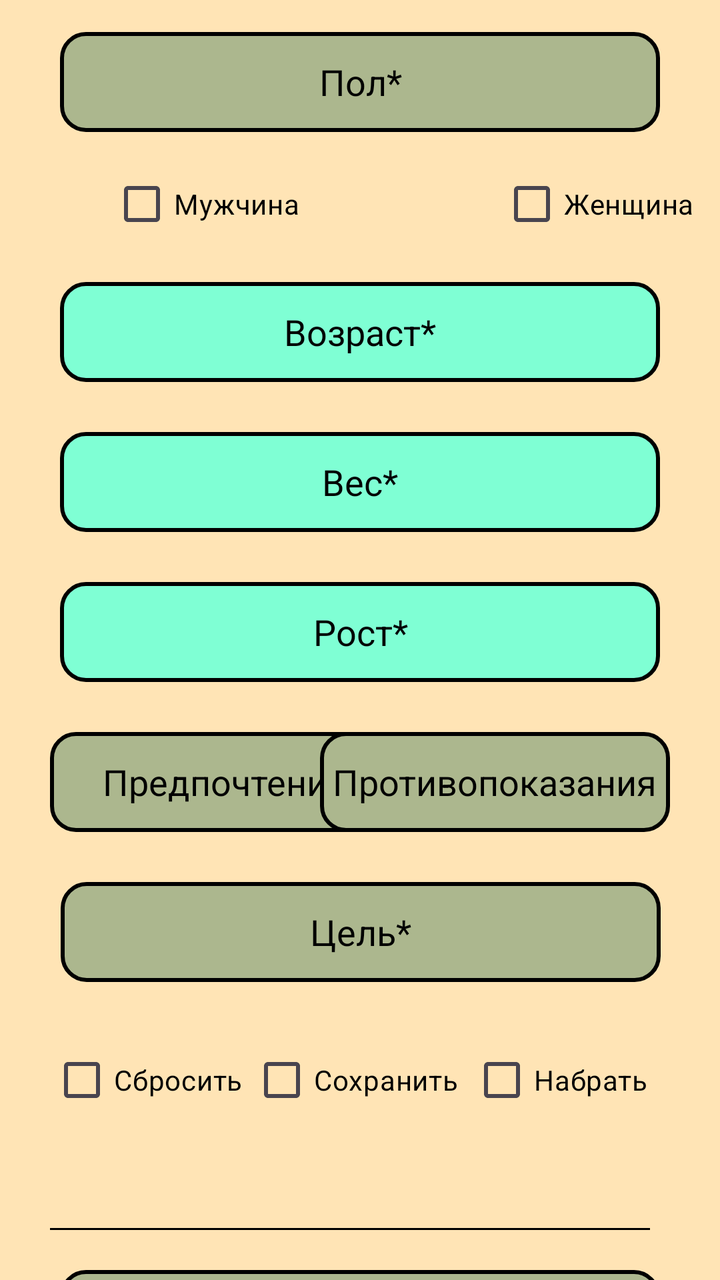
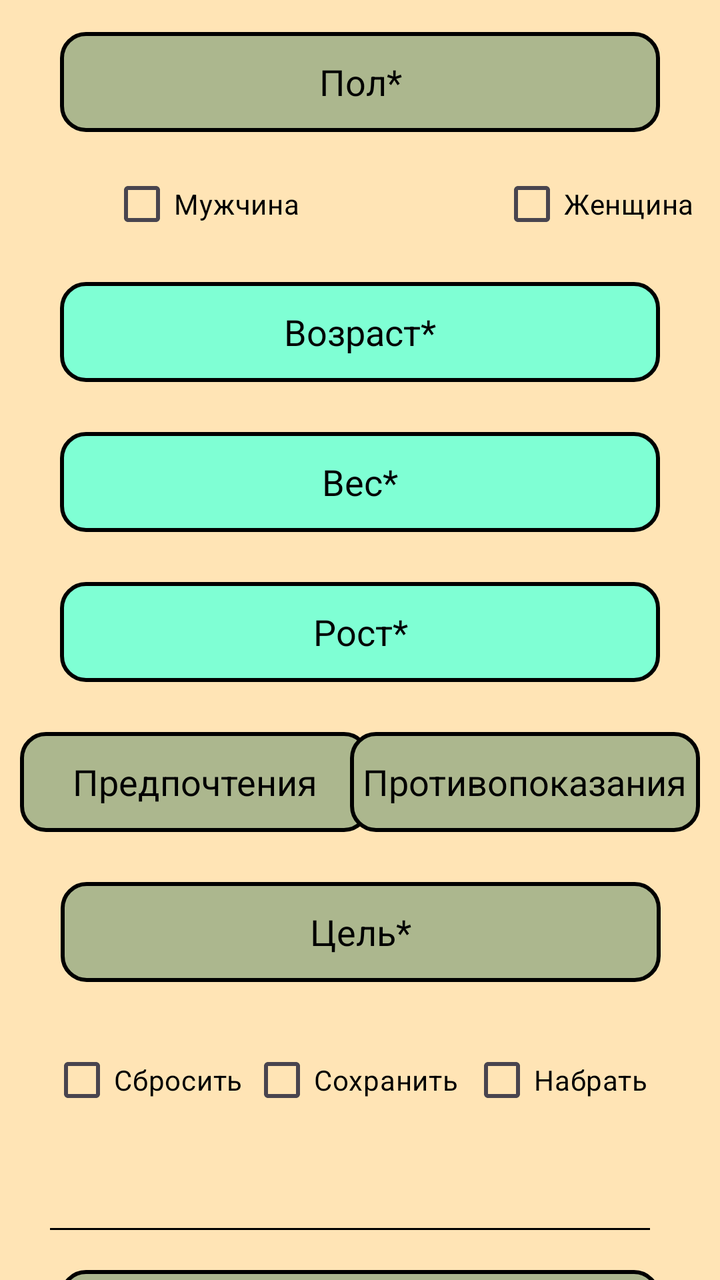

Before-and-after screenshots of an Android layout around one commit, followed by the original layout XML and the change that was made.
<!-- AndroidManifest.xml: application theme Theme.Chat_BOT -->
<!-- res/layout/activity_user_fields.xml -->
<?xml version="1.0" encoding="utf-8"?>
<androidx.constraintlayout.widget.ConstraintLayout xmlns:android="http://schemas.android.com/apk/res/android"
    xmlns:app="http://schemas.android.com/apk/res-auto"
    xmlns:tools="http://schemas.android.com/tools"

    android:layout_width="match_parent"
    android:layout_height="match_parent"
    android:background="#FFE4B5">


    <View
        android:id="@+id/view0"
        android:layout_width="300dp"
        android:layout_height="1dp"
        android:layout_marginTop="50dp"
        android:background="@android:color/black"
        app:layout_constraintEnd_toEndOf="parent"
        app:layout_constraintHorizontal_bias="0.414"
        app:layout_constraintStart_toStartOf="parent"
        app:layout_constraintTop_toBottomOf="@+id/purpose_plus" />

    <androidx.appcompat.widget.AppCompatButton
        android:id="@+id/button_continue"
        android:layout_width="300dp"
        android:layout_height="50dp"
        android:layout_marginTop="20dp"
        android:background="@drawable/edit_text_border"
        android:text="Продолжить"
        android:textAllCaps="false"
        android:textColor="#000000"
        android:textSize="18sp"
        android:textStyle="normal"
        app:cornerRadius="12dp"
        app:layout_constraintEnd_toEndOf="parent"
        app:layout_constraintStart_toStartOf="parent"
        app:layout_constraintTop_toBottomOf="@+id/view0" />

    <com.google.android.material.textfield.TextInputEditText
        android:id="@+id/age_input"
        android:layout_width="300dp"
        android:inputType="number"
        android:layout_height="50dp"
        android:layout_marginTop="75dp"
        android:background="@drawable/edit_text_border2"
        android:gravity="center"
        android:hint="Возраст*"
        android:textColor="#000000"
        android:textColorHint="#000000"
        app:layout_constraintEnd_toEndOf="parent"
        app:layout_constraintStart_toStartOf="parent"
        app:layout_constraintTop_toBottomOf="@+id/textView2" />

    <com.google.android.material.textfield.TextInputEditText
        android:id="@+id/height_input"
        android:layout_width="300dp"
        android:layout_height="50dp"
        android:layout_marginTop="25dp"
        android:inputType="number"
        android:background="@drawable/edit_text_border2"
        android:gravity="center"
        android:hint="Рост*"
        android:textColor="#000000"
        android:textColorHint="#000000"
        app:layout_constraintEnd_toEndOf="parent"
        app:layout_constraintStart_toStartOf="parent"
        app:layout_constraintTop_toBottomOf="@+id/weight_input" />

    <TextView
        android:id="@+id/preferences"
        android:layout_width="175dp"
        android:layout_height="50dp"
        android:layout_marginStart="25dp"
        android:layout_marginTop="25dp"
        android:background="@drawable/edit_text_border"
        android:gravity="center"
        android:hint="Предпочтения"
        android:textColor="#000000"
        android:textColorHint="#000000"
        android:textSize="18sp"
        app:layout_constraintStart_toStartOf="parent"
        app:layout_constraintTop_toBottomOf="@+id/height_input" />

    <TextView
        android:id="@+id/contraindications"
        android:layout_width="175dp"
        android:layout_height="50dp"
        android:layout_marginTop="25dp"
        android:layout_marginEnd="25dp"
        android:background="@drawable/edit_text_border"
        android:gravity="center"
        android:hint="Противопоказания"
        android:textColor="#000000"
        android:textColorHint="#000000"
        android:textSize="18sp"
        app:layout_constraintEnd_toEndOf="parent"
        app:layout_constraintTop_toBottomOf="@+id/height_input" />

    <TextView
        android:id="@+id/purpose"
        android:layout_width="300dp"
        android:layout_height="50dp"
        android:layout_marginTop="25dp"
        android:background="@drawable/edit_text_border"
        android:gravity="center"
        android:hint="Цель*"
        android:textColor="#000000"
        android:textColorHint="#000000"
        android:textSize="18sp"
        app:layout_constraintEnd_toEndOf="parent"
        app:layout_constraintHorizontal_bias="0.504"
        app:layout_constraintStart_toStartOf="parent"
        app:layout_constraintTop_toBottomOf="@+id/preferences" />


    <CheckBox
        android:id="@+id/purpose_minus"
        android:layout_width="100dp"
        android:layout_height="wrap_content"
        android:layout_marginStart="25dp"
        android:layout_marginTop="25dp"
        android:textColor="#000000"
        android:text="Сбросить"
        app:layout_constraintStart_toStartOf="parent"
        app:layout_constraintTop_toBottomOf="@+id/purpose" />

    <CheckBox
        android:id="@+id/purpose_save"
        android:layout_width="110dp"
        android:layout_height="wrap_content"
        android:layout_marginTop="25dp"
        android:textColor="#000000"
        android:text="Сохранить"
        app:layout_constraintEnd_toStartOf="@+id/purpose_plus"
        app:layout_constraintStart_toEndOf="@+id/purpose_minus"
        app:layout_constraintTop_toBottomOf="@+id/purpose" />

    <CheckBox
        android:id="@+id/purpose_plus"
        android:layout_width="100dp"
        android:layout_height="wrap_content"
        android:layout_marginTop="25dp"
        android:layout_marginEnd="25dp"
        android:textColor="#000000"
        android:text="Набрать"
        app:layout_constraintEnd_toEndOf="parent"
        app:layout_constraintTop_toBottomOf="@+id/purpose" />

    <com.google.android.material.textfield.TextInputEditText
        android:id="@+id/weight_input"
        android:layout_width="300dp"
        android:layout_height="50dp"
        android:inputType="number"
        android:layout_marginTop="25dp"
        android:background="@drawable/edit_text_border2"
        android:gravity="center"
        android:hint="Вес*"
        android:textColor="#000000"
        android:textColorHint="#000000"
        app:layout_constraintEnd_toEndOf="parent"
        app:layout_constraintStart_toStartOf="parent"
        app:layout_constraintTop_toBottomOf="@+id/age_input" />

    <TextView
        android:id="@+id/textView2"
        android:layout_width="300dp"
        android:layout_height="50dp"
        android:layout_marginTop="16dp"
        android:background="@drawable/edit_text_border"
        android:gravity="center"
        android:text="Пол*"
        android:textColor="#000000"
        android:textSize="18sp"
        app:layout_constraintEnd_toEndOf="parent"
        app:layout_constraintStart_toStartOf="parent"
        app:layout_constraintTop_toTopOf="parent" />

    <CheckBox
        android:id="@+id/checkBox_male"
        android:layout_width="wrap_content"
        android:layout_height="wrap_content"
        android:layout_marginStart="55dp"
        android:layout_marginTop="12dp"
        android:text="Мужчина"
        android:textColor="#000000"
        app:layout_constraintStart_toStartOf="parent"
        app:layout_constraintTop_toBottomOf="@+id/textView2" />

    <CheckBox
        android:id="@+id/checkBox_female"
        android:layout_width="wrap_content"
        android:layout_height="wrap_content"
        android:layout_marginStart="100dp"
        android:layout_marginTop="12dp"
        android:text="Женщина"
        android:textColor="#000000"
        app:layout_constraintStart_toEndOf="@+id/checkBox_male"
        app:layout_constraintTop_toBottomOf="@+id/textView2" />


</androidx.constraintlayout.widget.ConstraintLayout>
<!-- resources referenced by this layout -->
<resources>
  <!-- drawable edit_text_border (drawable) -->
  <shape
      xmlns:android="http://schemas.android.com/apk/res/android"
      android:shape="rectangle">
      <solid
          android:color="#ACB78E"/>
  
      <corners
          android:bottomRightRadius="12dp"
          android:bottomLeftRadius="12dp"
          android:topLeftRadius="12dp"
          android:topRightRadius="12dp"
          />
      <stroke
          android:color="#000000"
          android:width="2dp"/>
  </shape>
  <!-- drawable edit_text_border2 (drawable) -->
  <shape
      xmlns:android="http://schemas.android.com/apk/res/android"
      android:shape="rectangle">
      <solid
          android:color="#7FFFD4"/>
  
      <corners
          android:bottomRightRadius="12dp"
          android:bottomLeftRadius="12dp"
          android:topLeftRadius="12dp"
          android:topRightRadius="12dp"
          />
      <stroke
          android:color="#000000"
          android:width="2dp"/>
  </shape>
  <style name="Theme.Chat_BOT" parent="Base.Theme.Chat_BOT" />
  <style name="Base.Theme.Chat_BOT" parent="Theme.Material3.DayNight.NoActionBar">
          
          
      </style>
</resources>

<!-- the commit's change to res/layout/activity_user_fields.xml (unified diff, before → after) -->
@@ -69,7 +69,7 @@
         android:id="@+id/preferences"
         android:layout_width="175dp"
         android:layout_height="50dp"
-        android:layout_marginStart="25dp"
+        android:layout_marginStart="10dp"
         android:layout_marginTop="25dp"
         android:background="@drawable/edit_text_border"
         android:gravity="center"
@@ -85,7 +85,7 @@
         android:layout_width="175dp"
         android:layout_height="50dp"
         android:layout_marginTop="25dp"
-        android:layout_marginEnd="25dp"
+        android:layout_marginEnd="10dp"
         android:background="@drawable/edit_text_border"
         android:gravity="center"
         android:hint="Противопоказания"
